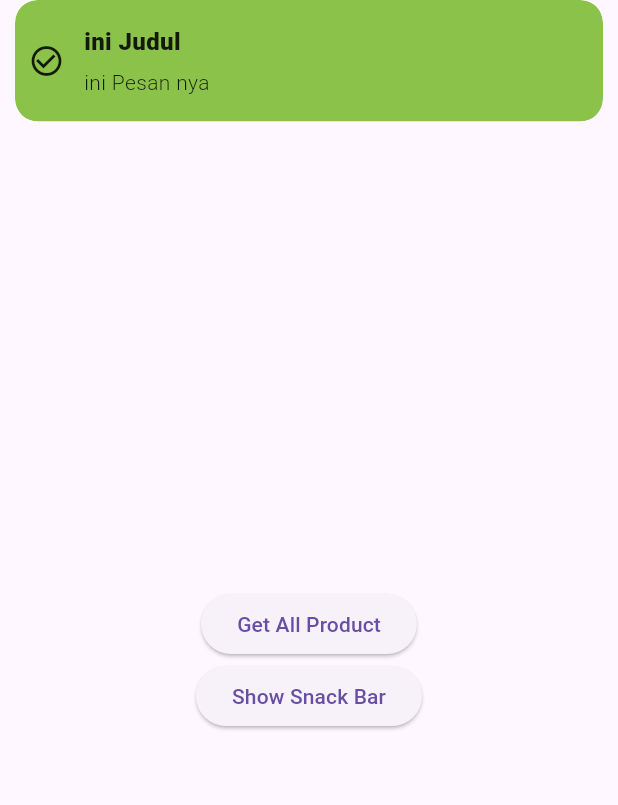
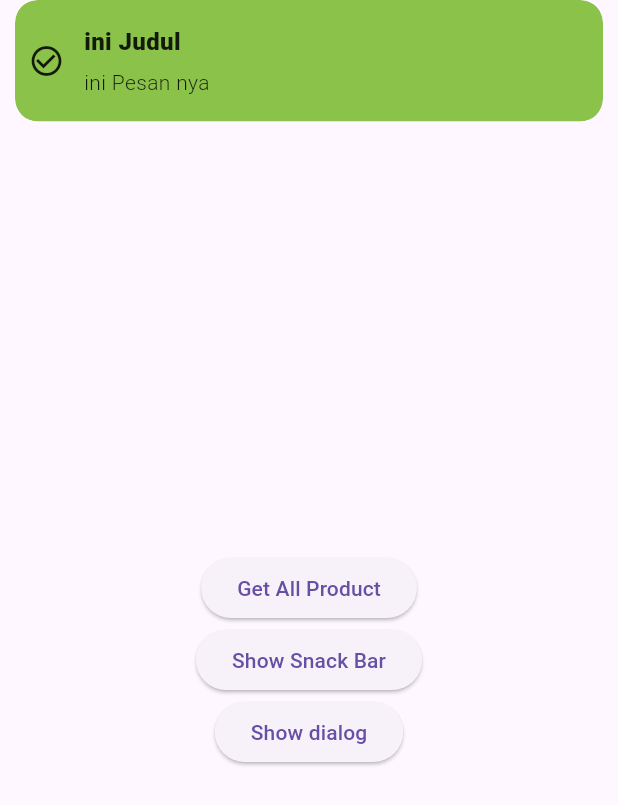
Before and after one commit to agungpens/flutter_getx_tutorial, a Flutter app: the screen it shows after launch, after a tap on "Show Snack Bar", on a phone screen of 412 x 824 dp. Shown: the top 805 px of the screen. Run offline on Flutter 3.47's test engine with Material 3 defaults, Android fonts, the phone set to English and light mode, and no system bars; our stand-ins replace get.

Commit message:
getx-Dialog

```diff
--- a/lib/pages/homepage.dart
+++ b/lib/pages/homepage.dart
@@ -21,10 +21,23 @@ class HomePages extends StatelessWidget {
                       Get.snackbar('ini Judul', 'ini Pesan nya',
                           icon: Icon(Icons.check_circle_outline),
                           animationDuration: Duration(milliseconds: 200),
-                          duration: Duration(seconds: 2),
+                          duration: Duration(seconds: 200),
                           backgroundColor: Colors.lightGreen),
                     },
                 child: Text('Show Snack Bar')),
+            ElevatedButton(
+                onPressed: () => {
+                      Get.defaultDialog(
+                          title: "Confirmation",
+                          middleText: "apakah ini pesan ?",
+                          textCancel: "Bukan",
+                          textConfirm: "Benar",
+                          onConfirm: () {
+                            Get.back();
+                            Get.snackbar('New Message', 'OK');
+                          }),
+                    },
+                child: Text('Show dialog')),
           ],
         ),
       ),
```
